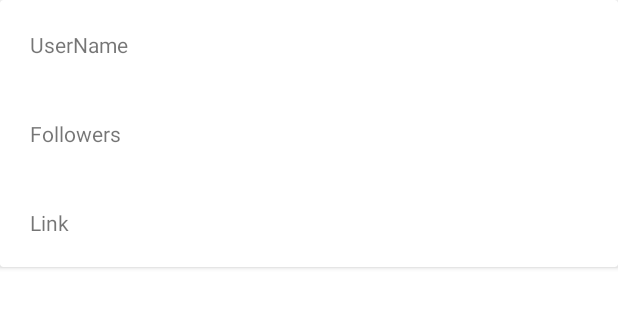
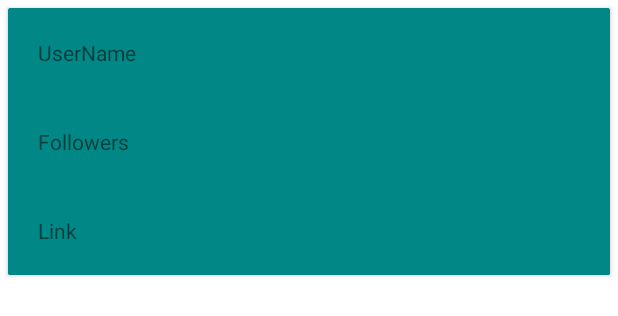
Before and after one commit to Bintina/GithubKenyans, an Android app: the layout developer_row.xml on its own in the app's theme, with its tools: preview values and no code run, on a phone screen of 412 x 824 dp. Shown: the top 316 px of the screen. Run offline under Robolectric (Android 15) with nearby library versions, the phone set to English and light mode, and no system bars.

Commit message:
placeholder formating
visibility placeholder formatting added

```diff
--- a/app/src/main/res/layout/developer_row.xml
+++ b/app/src/main/res/layout/developer_row.xml
@@ -1,8 +1,11 @@
 <?xml version="1.0" encoding="utf-8"?>
-<androidx.cardview.widget.CardView
-    xmlns:android="http://schemas.android.com/apk/res/android"
+<androidx.cardview.widget.CardView xmlns:android="http://schemas.android.com/apk/res/android"
     android:layout_width="match_parent"
-    android:layout_height="wrap_content">
+    android:layout_height="wrap_content"
+    xmlns:app="http://schemas.android.com/apk/res-auto"
+    app:cardCornerRadius="@dimen/cardview_compat_inset_shadow"
+    app:cardBackgroundColor="@color/design_default_color_secondary_variant"
+    android:layout_margin="5dp">
     <androidx.appcompat.widget.LinearLayoutCompat
         android:layout_width="match_parent"
         android:layout_height="match_parent"
```
